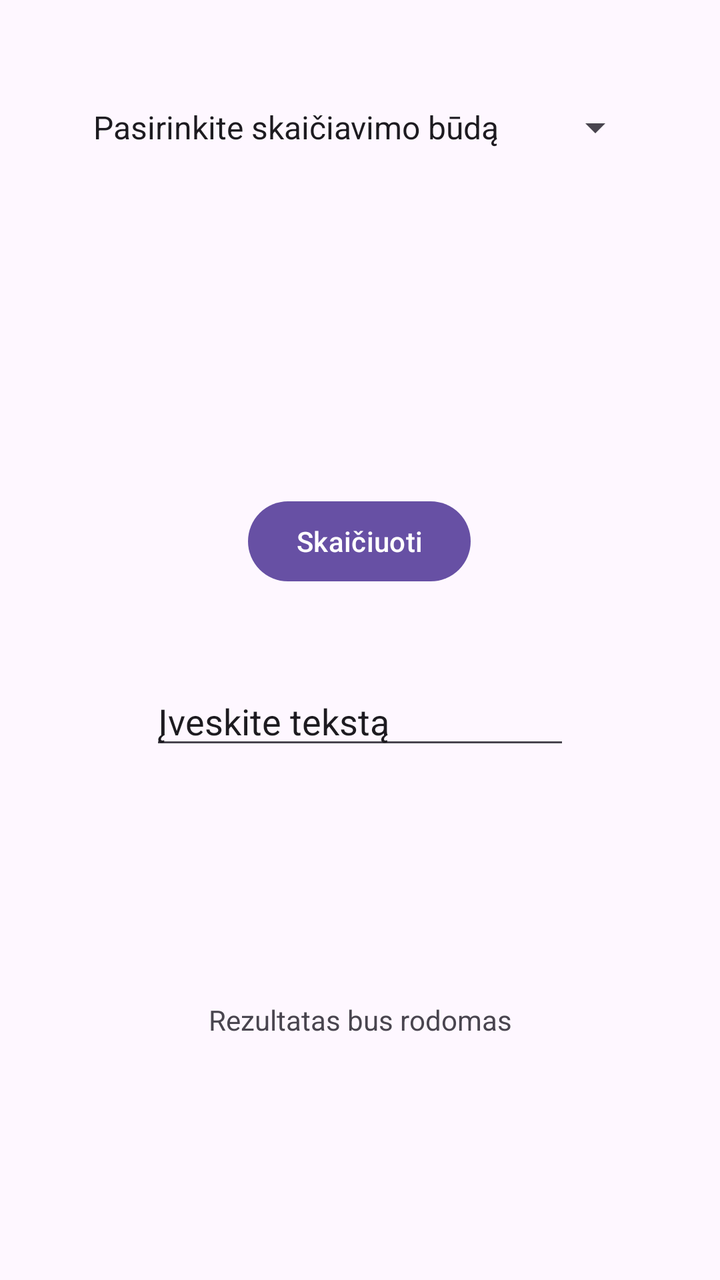
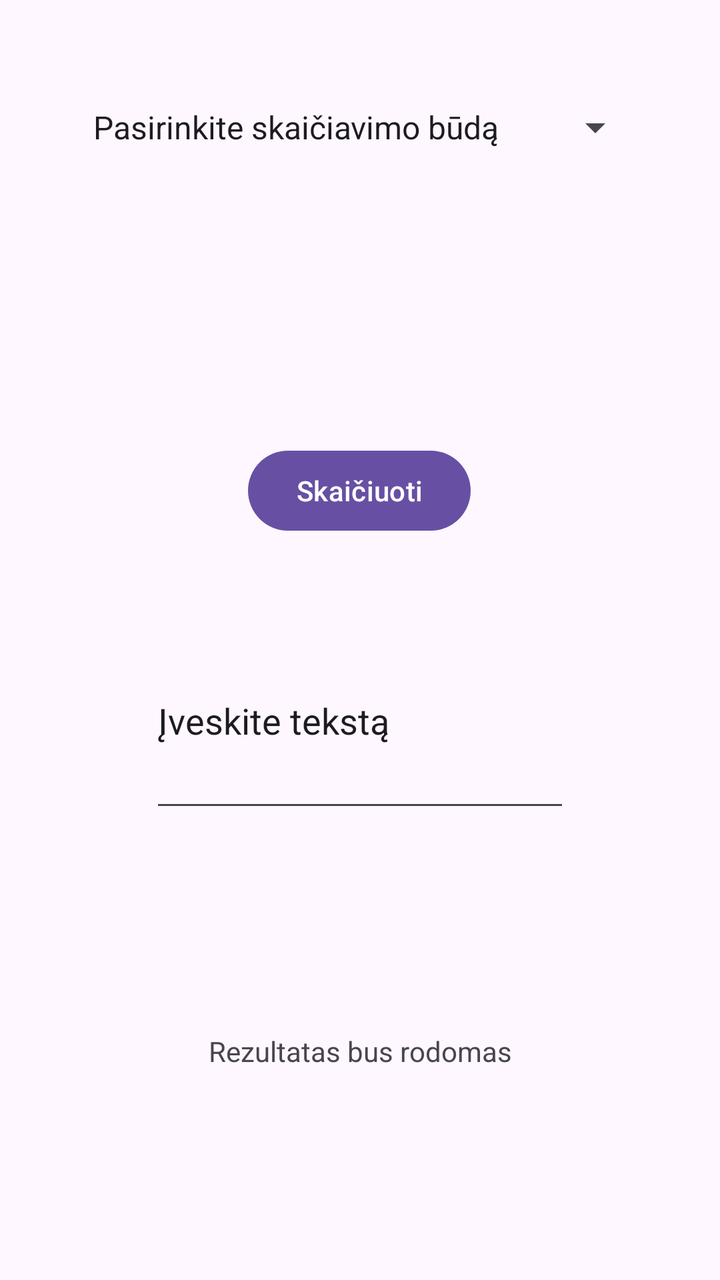

The first picture is an Android layout as it rendered before a commit; the second is the same layout after the commit. The layout source and the unified diff follow.
<!-- AndroidManifest.xml: application theme Theme.TekstoSkaiciuokle -->
<!-- res/layout/activity_main.xml -->
<?xml version="1.0" encoding="utf-8"?>
<androidx.constraintlayout.widget.ConstraintLayout xmlns:android="http://schemas.android.com/apk/res/android"
    xmlns:app="http://schemas.android.com/apk/res-auto"
    xmlns:tools="http://schemas.android.com/tools"
    android:id="@+id/main"
    android:layout_width="match_parent"
    android:layout_height="match_parent"
    tools:context=".MainActivity">


    <EditText
        android:id="@+id/editTextInput"
        android:layout_width="wrap_content"
        android:layout_height="wrap_content"
        android:ems="10"
        android:inputType="text"
        android:text="@string/inputText"
        app:layout_constraintBottom_toBottomOf="parent"
        app:layout_constraintEnd_toEndOf="parent"
        app:layout_constraintStart_toStartOf="parent"
        app:layout_constraintTop_toBottomOf="@+id/spinnerMetric" />

    <Spinner
        android:id="@+id/spinnerMetric"
        android:layout_width="283dp"
        android:layout_height="28dp"
        android:entries="@array/metricOptions"
        app:layout_constraintBottom_toBottomOf="parent"
        app:layout_constraintEnd_toEndOf="parent"
        app:layout_constraintStart_toStartOf="parent"
        app:layout_constraintTop_toTopOf="parent"
        app:layout_constraintVertical_bias="0.081" />

    <Button
        android:id="@+id/buttonCount"
        android:layout_width="wrap_content"
        android:layout_height="wrap_content"
        android:text="@string/buttonCount"
        app:layout_constraintBottom_toTopOf="@+id/editTextInput"
        app:layout_constraintEnd_toEndOf="parent"
        app:layout_constraintHorizontal_bias="0.498"
        app:layout_constraintStart_toStartOf="parent"
        app:layout_constraintTop_toBottomOf="@+id/spinnerMetric"
        app:layout_constraintVertical_bias="0.794" />

    <TextView
        android:id="@+id/textView"
        android:layout_width="wrap_content"
        android:layout_height="wrap_content"
        android:text="@string/resultDefault"
        app:layout_constraintBottom_toBottomOf="parent"
        app:layout_constraintEnd_toEndOf="parent"
        app:layout_constraintStart_toStartOf="parent"
        app:layout_constraintTop_toBottomOf="@+id/editTextInput" />


</androidx.constraintlayout.widget.ConstraintLayout>
<!-- resources referenced by this layout -->
<resources>
  <string-array name="metricOptions">
          <item>Pasirinkite skaičiavimo būdą</item>
          <item>Sakinių skaičius</item>
          <item>Žodžių skaičius</item>
          <item>Rašybos ženklų skaičius</item>
          <item>Skaičių skaičius</item>
      </string-array>
  <string name="buttonCount">Skaičiuoti</string>
  <string name="inputText">Įveskite tekstą</string>
  <string name="resultDefault">Rezultatas bus rodomas</string>
  <style name="Theme.TekstoSkaiciuokle" parent="Base.Theme.TekstoSkaiciuokle" />
  <style name="Base.Theme.TekstoSkaiciuokle" parent="Theme.Material3.DayNight.NoActionBar">
          
          
      </style>
</resources>

<!-- the commit's change to res/layout/activity_main.xml (unified diff, before → after) -->
@@ -13,8 +13,9 @@
         android:layout_width="wrap_content"
         android:layout_height="wrap_content"
         android:ems="10"
-        android:inputType="text"
+        android:inputType="textMultiLine"
         android:text="@string/inputText"
+        android:minLines="4"
         app:layout_constraintBottom_toBottomOf="parent"
         app:layout_constraintEnd_toEndOf="parent"
         app:layout_constraintStart_toStartOf="parent"
